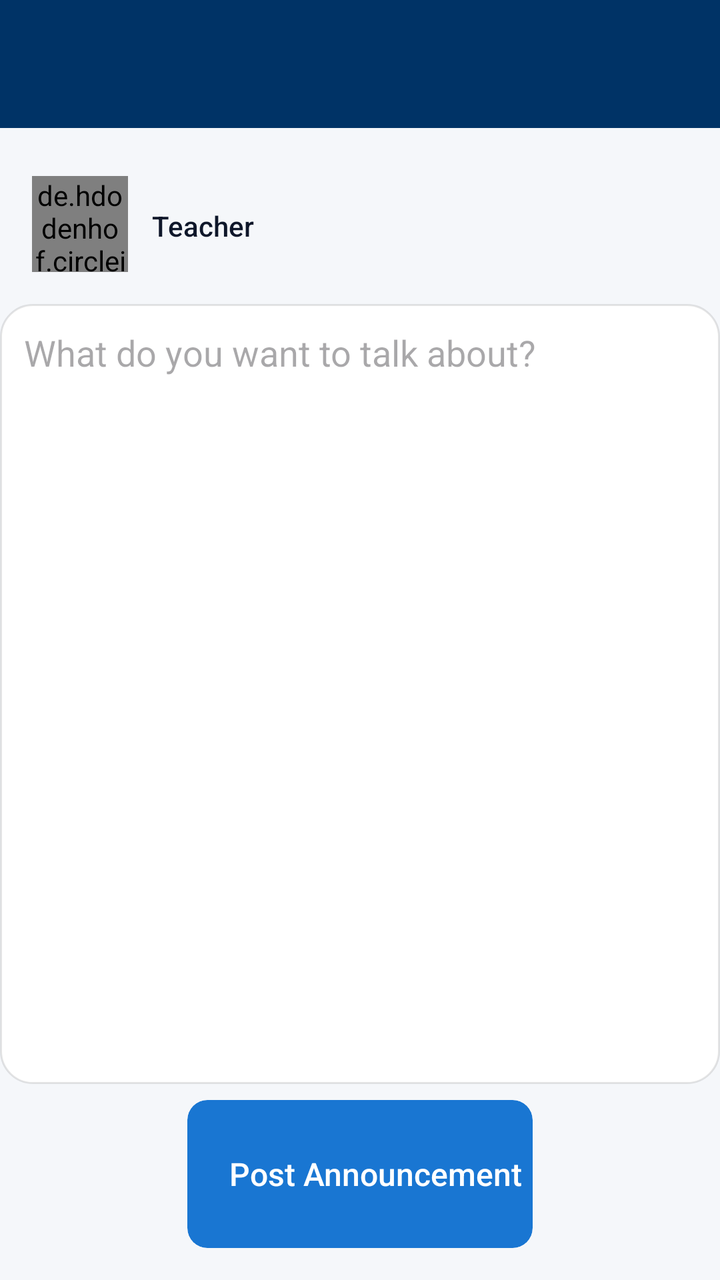
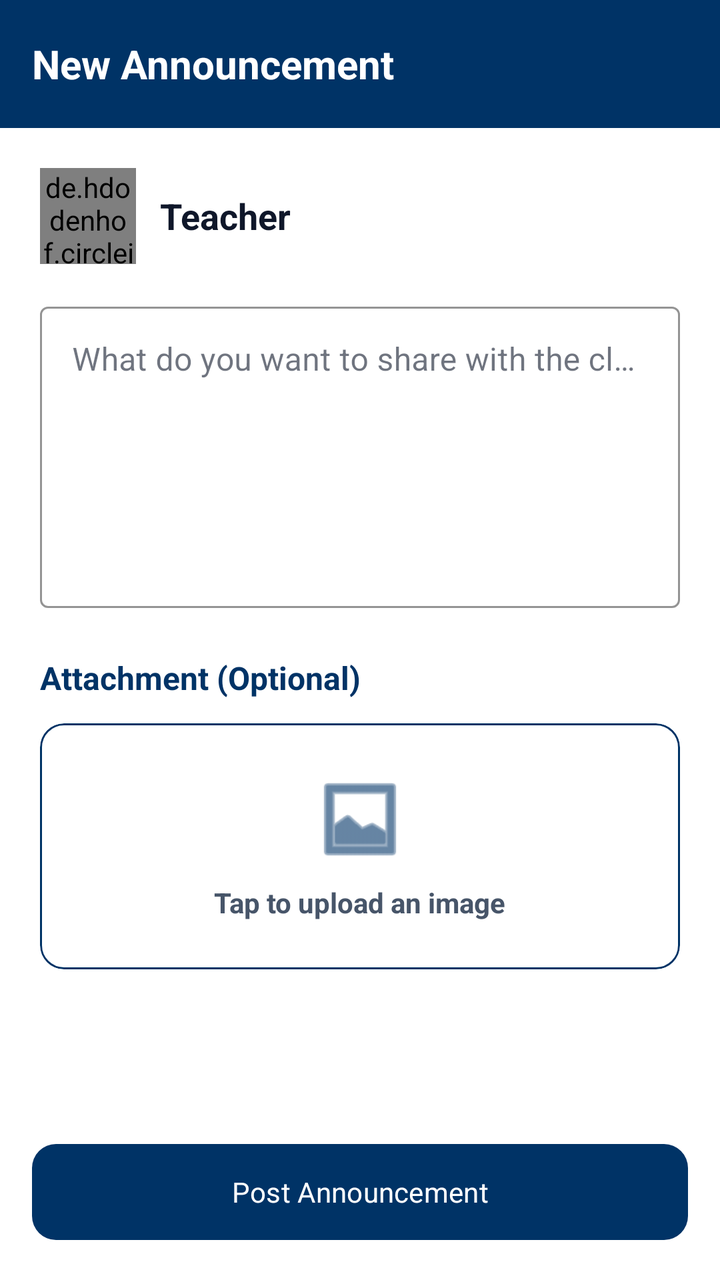

Compare the two renders of this Android layout. The source of the first and the diff that turns it into the second are given below.
<!-- AndroidManifest.xml: application theme Theme.Reater -->
<!-- res/layout/fragment_add_announcement.xml -->
<?xml version="1.0" encoding="utf-8"?>
<androidx.constraintlayout.widget.ConstraintLayout xmlns:android="http://schemas.android.com/apk/res/android"
    xmlns:app="http://schemas.android.com/apk/res-auto"
    xmlns:tools="http://schemas.android.com/tools"
    android:layout_width="match_parent"
    android:layout_height="match_parent"
    android:background="?android:attr/colorBackground"
    tools:context=".teacherapp.fragments.TeacherAnnouncement.TeacherAnnouncementsFragment">

    <androidx.appcompat.widget.Toolbar
        android:id="@+id/toolbar4"
        android:layout_width="match_parent"
        android:layout_height="wrap_content"
        android:background="?attr/colorPrimary"
        android:minHeight="?attr/actionBarSize"
        android:theme="?attr/actionBarTheme"
        app:layout_constraintEnd_toEndOf="parent"
        app:layout_constraintStart_toStartOf="parent"
        app:layout_constraintTop_toTopOf="parent" />

    <de.hdodenhof.circleimageview.CircleImageView
        android:id="@+id/ta_author_dp"
        android:layout_width="48dp"
        android:layout_height="48dp"
        android:layout_marginStart="16dp"
        android:layout_marginTop="24dp"
        android:src="@drawable/house"
        app:layout_constraintStart_toStartOf="@+id/toolbar4"
        app:layout_constraintTop_toBottomOf="@+id/toolbar4" />

    <TextView
        android:id="@+id/ta_author_value"
        android:layout_width="wrap_content"
        android:layout_height="wrap_content"
        android:layout_marginStart="12dp"
        android:text="Teacher"
        android:textColor="?attr/colorOnSurface"
        android:fontFamily="sans-serif-medium"
        app:layout_constraintBottom_toBottomOf="@+id/ta_author_dp"
        app:layout_constraintStart_toEndOf="@+id/ta_author_dp"
        app:layout_constraintTop_toTopOf="@+id/ta_author_dp"
        app:layout_constraintVertical_bias="0.53" />

    <EditText
        android:id="@+id/teacher_announcement_text"
        style="@style/Widget.AppCompat.EditText"
        android:layout_width="0dp"
        android:layout_height="0dp"
        android:layout_marginTop="16dp"
        android:layout_marginBottom="8dp"
        android:ems="10"
        android:gravity="start|top"
        android:hint="What do you want to talk about?"
        android:inputType="textMultiLine"
        android:lines="9"
        android:maxLines="9"
        android:background="@drawable/rounded_bottom_rectangle"
        android:padding="12dp"
        app:layout_constraintBottom_toTopOf="@+id/teacher_announcement_finalsubmit"
        app:layout_constraintEnd_toEndOf="parent"
        app:layout_constraintStart_toStartOf="parent"
        app:layout_constraintTop_toBottomOf="@+id/ta_author_dp" />
    <com.google.android.material.card.MaterialCardView
        android:id="@+id/teacher_announcement_finalsubmit"
        android:layout_width="wrap_content"
        android:layout_height="wrap_content"
        android:layout_marginStart="1dp"
        android:layout_marginEnd="1dp"
        android:layout_marginBottom="16dp"
        android:padding="2dp"
        app:cardBackgroundColor="@color/colorPrimary"
        app:cardCornerRadius="10dp"
        app:layout_constraintBottom_toBottomOf="parent"
        app:layout_constraintEnd_toEndOf="parent"
        app:layout_constraintStart_toStartOf="parent"
        app:strokeWidth="0dp">

        <ImageView
            android:layout_width="50dp"
            android:layout_height="62dp"
            android:layout_margin="2dp"
            android:visibility="gone">

        </ImageView>

        <TextView
            android:layout_width="wrap_content"
            android:layout_height="70dp"
            android:layout_marginStart="16dp"
            android:layout_marginTop="2dp"
            android:layout_marginBottom="2dp"
            android:gravity="start|center"

            android:padding="5dp"
            android:text="Post Announcement"
            android:textColor="@color/colorOnPrimary"
            android:textSize="16sp"
            android:fontFamily="sans-serif-medium">

        </TextView>
    </com.google.android.material.card.MaterialCardView>
</androidx.constraintlayout.widget.ConstraintLayout>
<!-- resources referenced by this layout -->
<resources>
  <color name="colorOnPrimary">#FFFFFF</color>
  <color name="colorPrimary">#1976D2</color>
  <!-- drawable house: jpg bitmap (drawable-v24, 132831 bytes) -->
  <!-- drawable rounded_bottom_rectangle (drawable) -->
  <?xml version="1.0" encoding="utf-8"?>
  <shape xmlns:android="http://schemas.android.com/apk/res/android">
      <solid android:color="@color/colorSurface" />
      <corners android:radius="16dp" />
      <stroke
          android:color="#1A000000"
          android:width="1dp" />
  </shape>
  <style name="Theme.Reater" parent="Theme.Material3.DayNight.NoActionBar">
          
          <item name="colorPrimary">@color/iiitu_navy</item>
          <item name="colorOnPrimary">@color/iiitu_white</item>
          <item name="colorPrimaryContainer">@color/iiitu_navy_light</item>
          <item name="colorOnPrimaryContainer">@color/iiitu_white</item>
          <item name="colorSecondary">@color/iiitu_accent</item>
          <item name="colorOnSecondary">@color/iiitu_white</item>
          <item name="colorSecondaryContainer">@color/iiitu_navy_dark</item>
          <item name="colorOnSecondaryContainer">@color/iiitu_white</item>
          <item name="colorTertiary">@color/iiitu_gold</item>
          <item name="colorOnTertiary">@color/iiitu_navy_dark</item>
          <item name="colorTertiaryContainer">@color/iiitu_gold_light</item>
          <item name="colorOnTertiaryContainer">@color/iiitu_navy</item>
          <item name="colorError">@color/colorError</item>
          <item name="colorOnError">@color/colorOnError</item>
          <item name="colorSurface">@color/iiitu_white</item>
          <item name="colorOnSurface">@color/premium_text_primary</item>
          <item name="colorSurfaceVariant">@color/iiitu_light_bg</item>
          <item name="colorOnSurfaceVariant">@color/premium_text_secondary</item>
  
          
          <item name="android:colorBackground">@color/iiitu_light_bg</item>
          <item name="android:statusBarColor" tools:targetApi="l">@color/iiitu_navy</item>
  
          
          <item name="android:fontFamily">sans-serif</item>
      </style>
  <color name="colorSurface">#FFFFFF</color>
  <color name="iiitu_navy">#003366</color>
  <color name="iiitu_white">#FFFFFF</color>
  <color name="iiitu_navy_light">#004488</color>
  <color name="iiitu_accent">#0066CC</color>
  <color name="iiitu_navy_dark">#002244</color>
  <color name="iiitu_gold">#FFB81C</color>
  <color name="iiitu_gold_light">#FFC94D</color>
  <color name="colorError">#D32F2F</color>
  <color name="colorOnError">#FFFFFF</color>
  <color name="premium_text_primary">#0F172A</color>
  <color name="iiitu_light_bg">#F5F7FA</color>
  <color name="premium_text_secondary">#475569</color>
</resources>

<!-- the commit's change to res/layout/fragment_add_announcement.xml (unified diff, before → after) -->
@@ -1,102 +1,194 @@
 <?xml version="1.0" encoding="utf-8"?>
-<androidx.constraintlayout.widget.ConstraintLayout xmlns:android="http://schemas.android.com/apk/res/android"
+<androidx.constraintlayout.widget.ConstraintLayout
+    xmlns:android="http://schemas.android.com/apk/res/android"
     xmlns:app="http://schemas.android.com/apk/res-auto"
     xmlns:tools="http://schemas.android.com/tools"
     android:layout_width="match_parent"
     android:layout_height="match_parent"
-    android:background="?android:attr/colorBackground"
-    tools:context=".teacherapp.fragments.TeacherAnnouncement.TeacherAnnouncementsFragment">
+    android:background="?attr/colorSurface"
+    tools:context=".teacherapp.fragments.TeacherAnnouncement.AddAnnouncementFragment">
 
     <androidx.appcompat.widget.Toolbar
         android:id="@+id/toolbar4"
         android:layout_width="match_parent"
-        android:layout_height="wrap_content"
+        android:layout_height="?attr/actionBarSize"
         android:background="?attr/colorPrimary"
-        android:minHeight="?attr/actionBarSize"
-        android:theme="?attr/actionBarTheme"
         app:layout_constraintEnd_toEndOf="parent"
         app:layout_constraintStart_toStartOf="parent"
-        app:layout_constraintTop_toTopOf="parent" />
+        app:layout_constraintTop_toTopOf="parent">
+        
+        <TextView
+            android:layout_width="wrap_content"
+            android:layout_height="wrap_content"
+            android:text="New Announcement"
+            android:textColor="?attr/colorOnPrimary"
+            android:textSize="20sp"
+            android:textStyle="bold" />
+    </androidx.appcompat.widget.Toolbar>
 
-    <de.hdodenhof.circleimageview.CircleImageView
-        android:id="@+id/ta_author_dp"
-        android:layout_width="48dp"
-        android:layout_height="48dp"
-        android:layout_marginStart="16dp"
-        android:layout_marginTop="24dp"
-        android:src="@drawable/house"
-        app:layout_constraintStart_toStartOf="@+id/toolbar4"
-        app:layout_constraintTop_toBottomOf="@+id/toolbar4" />
+    
+    <ScrollView
+        android:layout_width="match_parent"
+        android:layout_height="0dp"
+        app:layout_constraintBottom_toTopOf="@+id/bottom_action_bar"
+        app:layout_constraintTop_toBottomOf="@+id/toolbar4"
+        android:clipToPadding="false"
+        android:padding="20dp">
 
-    <TextView
-        android:id="@+id/ta_author_value"
-        android:layout_width="wrap_content"
+        <LinearLayout
+            android:layout_width="match_parent"
+            android:layout_height="wrap_content"
+            android:orientation="vertical">
+
+            <LinearLayout
+                android:layout_width="match_parent"
+                android:layout_height="wrap_content"
+                android:orientation="horizontal"
+                android:gravity="center_vertical"
+                android:layout_marginBottom="16dp">
+
+                <de.hdodenhof.circleimageview.CircleImageView
+                    android:id="@+id/ta_author_dp"
+                    android:layout_width="48dp"
+                    android:layout_height="48dp"
+                    android:src="@drawable/house" />
+
+                <TextView
+                    android:id="@+id/ta_author_value"
+                    android:layout_width="wrap_content"
+                    android:layout_height="wrap_content"
+                    android:layout_marginStart="12dp"
+                    android:text="Teacher"
+                    android:textColor="?attr/colorOnSurface"
+                    android:textSize="18sp"
+                    android:textStyle="bold" />
+            </LinearLayout>
+
+            <com.google.android.material.textfield.TextInputLayout
+                style="@style/Widget.MaterialComponents.TextInputLayout.OutlinedBox"
+                android:layout_width="match_parent"
+                android:layout_height="wrap_content"
+                android:hint="What do you want to share with the class?"
+                app:boxStrokeColor="?attr/colorPrimary"
+                app:hintTextColor="?attr/colorPrimary">
+
+                <com.google.android.material.textfield.TextInputEditText
+                    android:id="@+id/teacher_announcement_text"
+                    android:layout_width="match_parent"
+                    android:layout_height="wrap_content"
+                    android:inputType="textMultiLine"
+                    android:minLines="6"
+                    android:gravity="top|start" />
+            </com.google.android.material.textfield.TextInputLayout>
+
+            <TextView
+                android:layout_width="wrap_content"
+                android:layout_height="wrap_content"
+                android:layout_marginTop="24dp"
+                android:layout_marginBottom="12dp"
+                android:text="Attachment (Optional)"
+                android:textColor="?attr/colorPrimary"
+                android:textSize="16sp"
+                android:textStyle="bold" />
+
+            <com.google.android.material.card.MaterialCardView
+                android:id="@+id/btn_upload_image"
+                android:layout_width="match_parent"
+                android:layout_height="wrap_content"
+                app:cardCornerRadius="12dp"
+                app:cardElevation="0dp"
+                app:strokeWidth="1dp"
+                app:strokeColor="?attr/colorPrimary"
+                android:clickable="true"
+                android:focusable="true"
+                app:rippleColor="?attr/colorPrimary">
+
+                <LinearLayout
+                    android:layout_width="match_parent"
+                    android:layout_height="wrap_content"
+                    android:orientation="vertical"
+                    android:gravity="center"
+                    android:padding="24dp">
+
+                    <ImageView
+                        android:id="@+id/upload_icon"
+                        android:layout_width="48dp"
+                        android:layout_height="48dp"
+                        android:src="@android:drawable/ic_menu_gallery"
+                        app:tint="?attr/colorPrimary" />
+
+                    <TextView
+                        android:layout_width="wrap_content"
+                        android:layout_height="wrap_content"
+                        android:layout_marginTop="8dp"
+                        android:text="Tap to upload an image"
+                        android:textColor="?attr/colorOnSurfaceVariant"
+                        android:textStyle="bold"
+                        android:textSize="14sp" />
+                </LinearLayout>
+            </com.google.android.material.card.MaterialCardView>
+
+            <com.google.android.material.card.MaterialCardView
+                android:id="@+id/image_preview_card"
+                android:layout_width="match_parent"
+                android:layout_height="wrap_content"
+                android:layout_marginTop="16dp"
+                android:visibility="gone"
+                app:cardCornerRadius="12dp"
+                app:cardElevation="2dp"
+                app:strokeWidth="1dp"
+                app:strokeColor="?attr/colorPrimary">
+
+                <androidx.constraintlayout.widget.ConstraintLayout
+                    android:layout_width="match_parent"
+                    android:layout_height="wrap_content">
+
+                    <ImageView
+                        android:id="@+id/selected_image_preview"
+                        android:layout_width="match_parent"
+                        android:layout_height="200dp"
+                        android:scaleType="centerCrop"
+                        app:layout_constraintTop_toTopOf="parent"
+                        app:layout_constraintBottom_toBottomOf="parent"
+                        app:layout_constraintStart_toStartOf="parent"
+                        app:layout_constraintEnd_toEndOf="parent" />
+
+                    <ImageView
+                        android:id="@+id/btn_remove_image"
+                        android:layout_width="32dp"
+                        android:layout_height="32dp"
+                        android:layout_margin="8dp"
+                        android:src="@android:drawable/ic_menu_close_clear_cancel"
+                        app:tint="?attr/colorError"
+                        android:background="@drawable/circle_white_bg"
+                        android:padding="4dp"
+                        android:elevation="4dp"
+                        app:layout_constraintTop_toTopOf="parent"
+                        app:layout_constraintEnd_toEndOf="parent" />
+                </androidx.constraintlayout.widget.ConstraintLayout>
+            </com.google.android.material.card.MaterialCardView>
+
+        </LinearLayout>
+    </ScrollView>
+
+    <LinearLayout
+        android:id="@+id/bottom_action_bar"
+        android:layout_width="match_parent"
         android:layout_height="wrap_content"
-        android:layout_marginStart="12dp"
-        android:text="Teacher"
-        android:textColor="?attr/colorOnSurface"
-        android:fontFamily="sans-serif-medium"
-        app:layout_constraintBottom_toBottomOf="@+id/ta_author_dp"
-        app:layout_constraintStart_toEndOf="@+id/ta_author_dp"
-        app:layout_constraintTop_toTopOf="@+id/ta_author_dp"
-        app:layout_constraintVertical_bias="0.53" />
-
-    <EditText
-        android:id="@+id/teacher_announcement_text"
-        style="@style/Widget.AppCompat.EditText"
-        android:layout_width="0dp"
-        android:layout_height="0dp"
-        android:layout_marginTop="16dp"
-        android:layout_marginBottom="8dp"
-        android:ems="10"
-        android:gravity="start|top"
-        android:hint="What do you want to talk about?"
-        android:inputType="textMultiLine"
-        android:lines="9"
-        android:maxLines="9"
-        android:background="@drawable/rounded_bottom_rectangle"
-        android:padding="12dp"
-        app:layout_constraintBottom_toTopOf="@+id/teacher_announcement_finalsubmit"
-        app:layout_constraintEnd_toEndOf="parent"
-        app:layout_constraintStart_toStartOf="parent"
-        app:layout_constraintTop_toBottomOf="@+id/ta_author_dp" />
-    <com.google.android.material.card.MaterialCardView
-        android:id="@+id/teacher_announcement_finalsubmit"
-        android:layout_width="wrap_content"
-        android:layout_height="wrap_content"
-        android:layout_marginStart="1dp"
-        android:layout_marginEnd="1dp"
-        android:layout_marginBottom="16dp"
-        android:padding="2dp"
-        app:cardBackgroundColor="@color/colorPrimary"
-        app:cardCornerRadius="10dp"
+        android:orientation="horizontal"
+        android:padding="16dp"
         app:layout_constraintBottom_toBottomOf="parent"
         app:layout_constraintEnd_toEndOf="parent"
-        app:layout_constraintStart_toStartOf="parent"
-        app:strokeWidth="0dp">
+        app:layout_constraintStart_toStartOf="parent">
 
-        <ImageView
-            android:layout_width="50dp"
-            android:layout_height="62dp"
-            android:layout_margin="2dp"
-            android:visibility="gone">
+        <com.google.android.material.button.MaterialButton
+            android:id="@+id/teacher_announcement_finalsubmit"
+            android:layout_width="match_parent"
+            android:layout_height="56dp"
+            android:text="Post Announcement"
+            app:backgroundTint="?attr/colorPrimary"
+            app:cornerRadius="12dp"
+            android:textColor="?attr/colorOnPrimary" />
+    </LinearLayout>
 
-        </ImageView>
-
-        <TextView
-            android:layout_width="wrap_content"
-            android:layout_height="70dp"
-            android:layout_marginStart="16dp"
-            android:layout_marginTop="2dp"
-            android:layout_marginBottom="2dp"
-            android:gravity="start|center"
-
-            android:padding="5dp"
-            android:text="Post Announcement"
-            android:textColor="@color/colorOnPrimary"
-            android:textSize="16sp"
-            android:fontFamily="sans-serif-medium">
-
-        </TextView>
-    </com.google.android.material.card.MaterialCardView>
 </androidx.constraintlayout.widget.ConstraintLayout>
<!-- resource entries referenced after the edit -->
@@ -1,17 +1,12 @@
 <!-- resources referenced by this layout -->
 <resources>
-  <color name="colorOnPrimary">#FFFFFF</color>
-  <color name="colorPrimary">#1976D2</color>
+  <!-- drawable circle_white_bg (drawable) -->
+  <?xml version="1.0" encoding="utf-8"?>
+  <shape xmlns:android="http://schemas.android.com/apk/res/android"
+      android:shape="oval">
+      <solid android:color="@android:color/white"/>
+  </shape>
   <!-- drawable house: jpg bitmap (drawable-v24, 132831 bytes) -->
-  <!-- drawable rounded_bottom_rectangle (drawable) -->
-  <?xml version="1.0" encoding="utf-8"?>
-  <shape xmlns:android="http://schemas.android.com/apk/res/android">
-      <solid android:color="@color/colorSurface" />
-      <corners android:radius="16dp" />
-      <stroke
-          android:color="#1A000000"
-          android:width="1dp" />
-  </shape>
   <style name="Theme.Reater" parent="Theme.Material3.DayNight.NoActionBar">
           
           <item name="colorPrimary">@color/iiitu_navy</item>
@@ -40,7 +35,6 @@
           
           <item name="android:fontFamily">sans-serif</item>
       </style>
-  <color name="colorSurface">#FFFFFF</color>
   <color name="iiitu_navy">#003366</color>
   <color name="iiitu_white">#FFFFFF</color>
   <color name="iiitu_navy_light">#004488</color>
